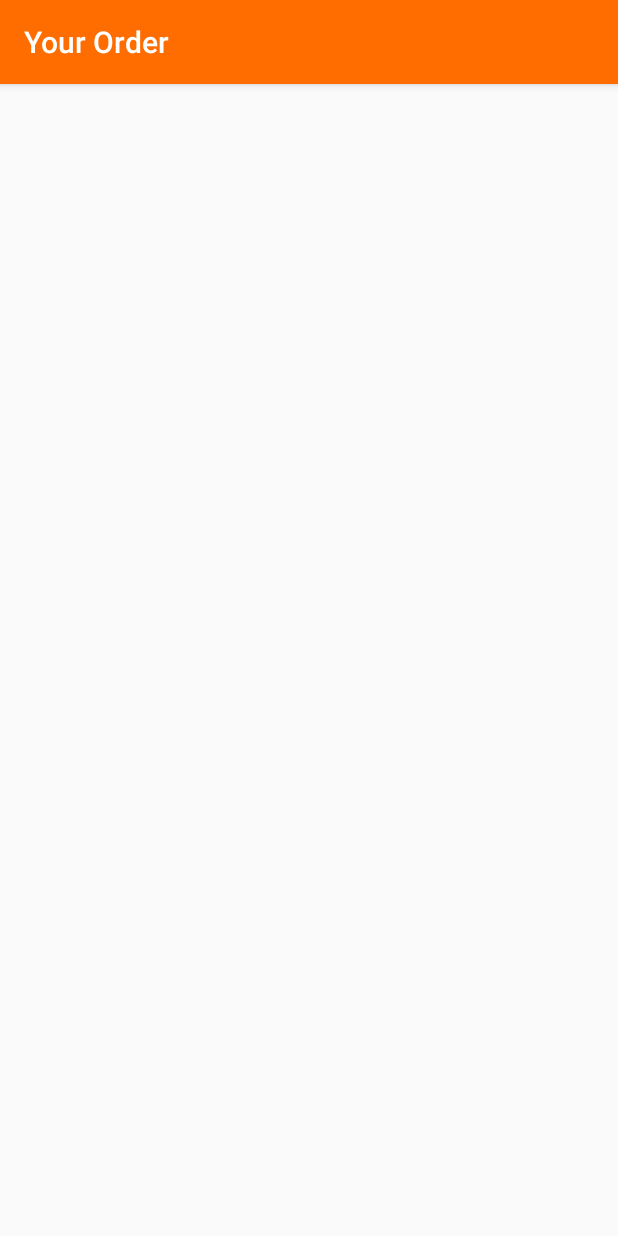
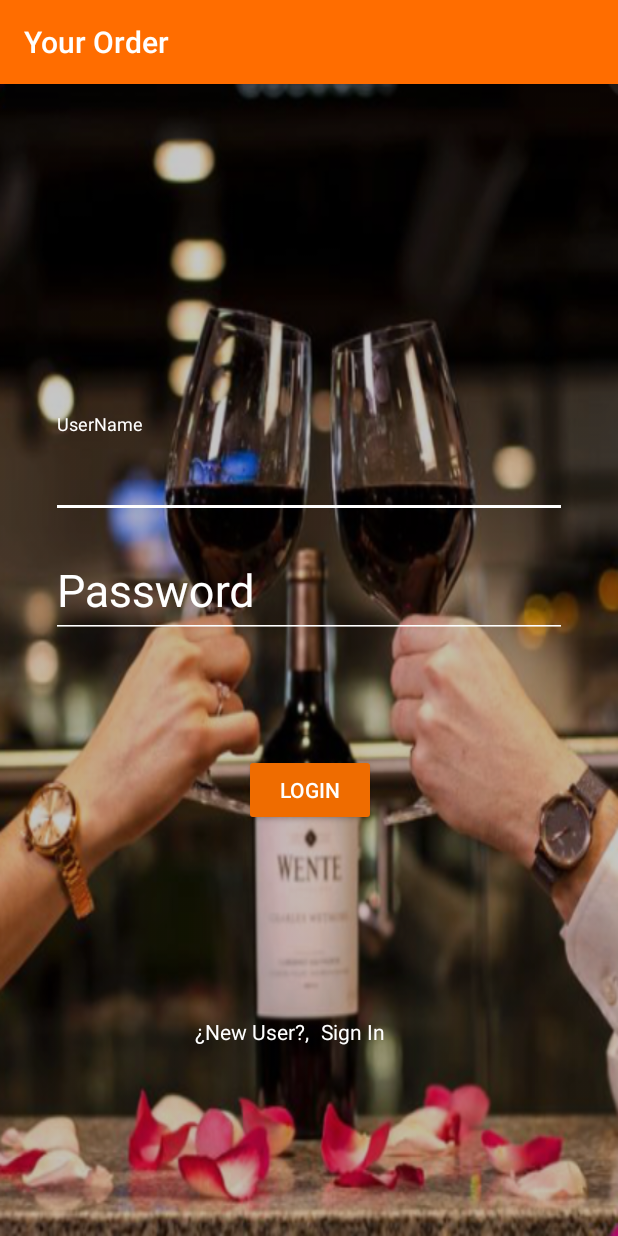
Before and after one commit to carlosgibarra82/TuPedido, an Android app: the screen it shows after launch (LoginActivity), on a phone screen of 412 x 824 dp. Run offline under Robolectric (Android 15) with nearby library versions, the phone set to English and light mode, and no system bars.

Commit message:
login e internacionalización

```diff
--- a/app/src/main/java/com/example/carlos/tupedido/controllers/MainActivity.java
+++ b/app/src/main/java/com/example/carlos/tupedido/controllers/MainActivity.java
@@ -67,12 +67,12 @@ public class MainActivity extends AppCompatActivity implements NavigationView.On
     @Override
     public void onBackPressed() {
         initSharedPreferences();
-        /*DrawerLayout drawer = (DrawerLayout) findViewById(R.id.drawer_layout);
+        DrawerLayout drawer = (DrawerLayout) findViewById(R.id.drawer_layout);
         if (drawer.isDrawerOpen(GravityCompat.START)) {
             drawer.closeDrawer(GravityCompat.START);
         } else {
             super.onBackPressed();
-        }*/
+        }
     }
 
     @Override
--- a/app/src/main/res/layout/activity_login.xml
+++ b/app/src/main/res/layout/activity_login.xml
@@ -4,6 +4,102 @@
     xmlns:tools="http://schemas.android.com/tools"
     android:layout_width="match_parent"
     android:layout_height="match_parent"
+    android:background="@drawable/logo"
     tools:context=".controllers.LoginActivity">
 
+
+    <android.support.design.widget.TextInputLayout
+        android:id="@+id/textInputLayout"
+        android:layout_width="344dp"
+        android:layout_height="69dp"
+        android:layout_marginEnd="8dp"
+        android:layout_marginLeft="8dp"
+        android:layout_marginRight="8dp"
+        android:layout_marginStart="8dp"
+        android:layout_marginTop="220dp"
+        android:theme="@style/EditTextWhite"
+        app:layout_constraintEnd_toEndOf="parent"
+        app:layout_constraintStart_toStartOf="parent"
+        app:layout_constraintTop_toTopOf="parent">
+
+        <android.support.design.widget.TextInputEditText
+            android:layout_width="match_parent"
+            android:layout_height="wrap_content"
+            android:hint="@string/UserName"
+            android:theme="@style/EditTextWhite" />
+    </android.support.design.widget.TextInputLayout>
+
+        <Button
+            android:id="@+id/button7"
+            android:layout_width="wrap_content"
+            android:layout_height="wrap_content"
+            android:layout_marginBottom="8dp"
+            android:layout_marginEnd="8dp"
+            android:layout_marginStart="8dp"
+            android:layout_marginTop="8dp"
+            android:text="@string/Login"
+            android:theme="@style/RaisedButtonDark"
+            app:layout_constraintBottom_toBottomOf="parent"
+            app:layout_constraintEnd_toEndOf="parent"
+            app:layout_constraintHorizontal_bias="0.502"
+            app:layout_constraintStart_toStartOf="parent"
+            app:layout_constraintTop_toBottomOf="@+id/textInputLayout2"
+            app:layout_constraintVertical_bias="0.207" />
+
+    <android.support.design.widget.TextInputLayout
+        android:id="@+id/textInputLayout2"
+        android:layout_width="344dp"
+        android:layout_height="wrap_content"
+        android:layout_marginEnd="8dp"
+        android:layout_marginStart="8dp"
+        android:layout_marginTop="8dp"
+        android:theme="@style/EditTextWhite"
+        app:layout_constraintEnd_toEndOf="parent"
+        app:layout_constraintStart_toStartOf="parent"
+        app:layout_constraintTop_toBottomOf="@+id/textInputLayout">
+
+        <android.support.design.widget.TextInputEditText
+            android:layout_width="match_parent"
+            android:layout_height="wrap_content"
+            android:hint="@string/Password" />
+    </android.support.design.widget.TextInputLayout>
+
+    <TextView
+        android:id="@+id/textView3"
+        android:layout_width="wrap_content"
+        android:layout_height="wrap_content"
+        android:layout_marginBottom="8dp"
+        android:layout_marginEnd="8dp"
+        android:layout_marginRight="8dp"
+        android:layout_marginTop="8dp"
+        android:text="@string/NewUser"
+        android:textColor="@android:color/white"
+        android:textSize="14sp"
+        app:layout_constraintBottom_toBottomOf="parent"
+        app:layout_constraintEnd_toStartOf="@+id/textView4"
+        app:layout_constraintTop_toBottomOf="@+id/button7" />
+
+    <TextView
+        android:id="@+id/textView4"
+        android:layout_width="wrap_content"
+        android:layout_height="wrap_content"
+        android:layout_marginBottom="8dp"
+        android:layout_marginLeft="8dp"
+        android:layout_marginStart="8dp"
+
+        android:layout_marginTop="8dp"
+        android:text="@string/SignIn"
+        android:textColor="@android:color/white"
+        android:textSize="14sp"
+        app:layout_constraintBottom_toBottomOf="parent"
+        app:layout_constraintStart_toStartOf="@+id/guideline6"
+        app:layout_constraintTop_toBottomOf="@+id/button7" />
+
+        <android.support.constraint.Guideline
+            android:id="@+id/guideline6"
+            android:layout_width="wrap_content"
+            android:layout_height="wrap_content"
+            android:orientation="vertical"
+            app:layout_constraintGuide_percent="0.5" />
+
 </android.support.constraint.ConstraintLayout>
--- a/app/src/main/res/values/strings.xml
+++ b/app/src/main/res/values/strings.xml
@@ -6,4 +6,9 @@
     <string name="nav_header_subtitle">android.studio@android.com</string>
     <string name="nav_header_desc">Navigation header</string>
     <string name="action_settings">Settings</string>
+    <string name="UserName">UserName</string>
+    <string name="Login">Login</string>
+    <string name="NewUser">¿New User?,</string>
+    <string name="Password">Password</string>
+    <string name="SignIn">Sign In</string>
 </resources>
--- a/app/src/main/res/values/styles.xml
+++ b/app/src/main/res/values/styles.xml
@@ -17,4 +17,20 @@
 
     <style name="AppTheme.PopupOverlay" parent="ThemeOverlay.AppCompat.Light" />
 
+    <style name="EditTextWhite">
+        <item name="android:textSize">30dp</item>
+        <item name="android:textColorHint">#ffffff</item>
+        <item name="colorAccent">#ffffff</item>
+        <item name="colorControlNormal">#ffffff</item>
+        <item name="colorControlActivated">#ffffff</item>
+    </style>
+
+
+    <style name="RaisedButtonDark">
+        <item name="colorButtonNormal">@color/colorPrimaryDark</item>
+        <item name="colorControlHighlight">@color/colorPrimary</item>
+        <item name="android:textColor">@android:color/white</item>
+    </style>
+
+
 </resources>
```
Also changed, not shown: app/src/main/res/drawable/logo.png (added), 1 other file.
